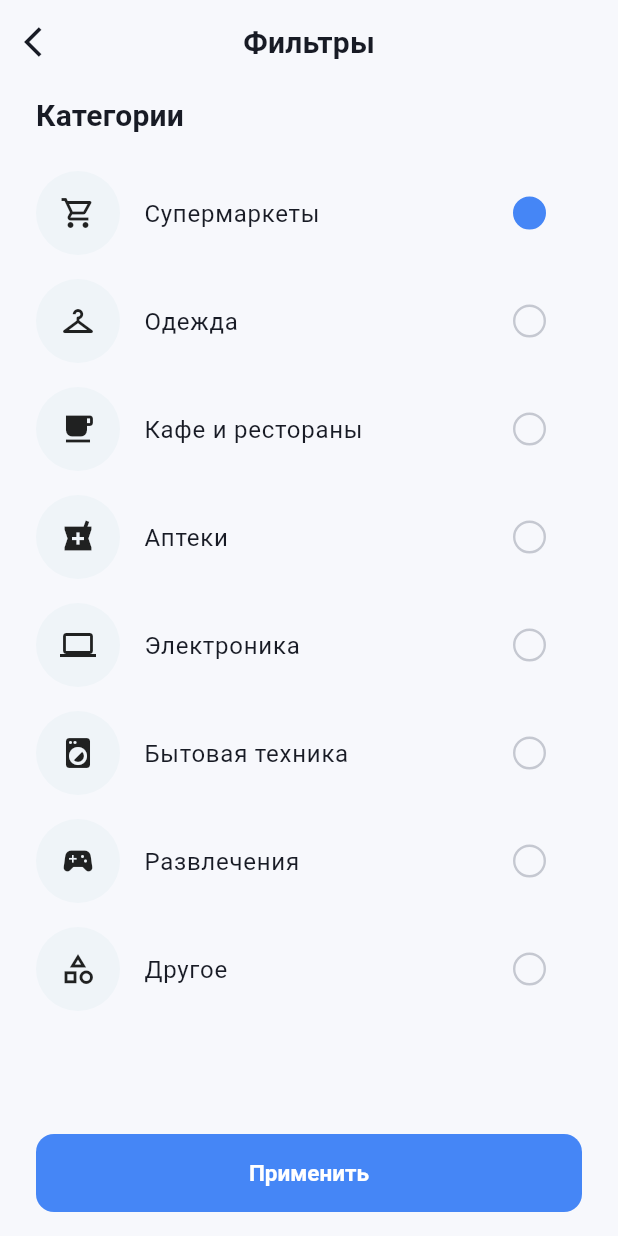
After one commit to FelixBGS/discount_card_app, a Flutter app: the CategoryFilterScreen screen opened directly, on a phone screen of 412 x 824 dp. The commit adds this screen. Run offline on Flutter 3.47's test engine with Material 3 defaults, Android fonts, the phone set to English and light mode, and no system bars; our stand-ins replace barcode_widget, drift, drift_flutter, flutter_bloc, flutter_svg, freezed_annotation and 5 more; missing offline and left inert: sqlite3; accounts and stored records are empty; generated files the repository leaves out were written again.

Commit message:
Added CategoryFilterScreen

```diff
--- a/lib/l10n/app_localizations.dart
+++ b/lib/l10n/app_localizations.dart
@@ -309,6 +309,24 @@ abstract class AppLocalizations {
   /// In ru, this message translates to:
   /// **'Изменить иконку'**
   String get editIconTitle;
+
+  /// Заголовок экрана фильтрации по категориям
+  ///
+  /// In ru, this message translates to:
+  /// **'Фильтры'**
+  String get filtersTitle;
+
+  /// Заголовок списка категорий на экране фильтров
+  ///
+  /// In ru, this message translates to:
+  /// **'Категории'**
+  String get categoriesTitle;
+
+  /// Кнопка применения выбранной категории
+  ///
+  /// In ru, this message translates to:
+  /// **'Применить'**
+  String get apply;
 }
 
 class _AppLocalizationsDelegate
--- a/lib/l10n/app_localizations_ru.dart
+++ b/lib/l10n/app_localizations_ru.dart
@@ -117,4 +117,13 @@ class AppLocalizationsRu extends AppLocalizations {
 
   @override
   String get editIconTitle => 'Изменить иконку';
+
+  @override
+  String get filtersTitle => 'Фильтры';
+
+  @override
+  String get categoriesTitle => 'Категории';
+
+  @override
+  String get apply => 'Применить';
 }
--- a/lib/l10n/app_ru.arb
+++ b/lib/l10n/app_ru.arb
@@ -121,5 +121,20 @@
 
   "popularLogos": "Популярные логотипы",
 
-  "editIconTitle": "Изменить иконку"
+  "editIconTitle": "Изменить иконку",
+
+  "filtersTitle": "Фильтры",
+  "@filtersTitle": {
+    "description": "Заголовок экрана фильтрации по категориям"
+  },
+
+  "categoriesTitle": "Категории",
+  "@categoriesTitle": {
+    "description": "Заголовок списка категорий на экране фильтров"
+  },
+
+  "apply": "Применить",
+  "@apply": {
+    "description": "Кнопка применения выбранной категории"
+  }
 }
--- /dev/null
+++ b/lib/ui/editor/widgets/category_filter_screen.dart
@@ -0,0 +1,191 @@
+import 'package:discount_card_app/domain/models/card_category_type.dart';
+import 'package:discount_card_app/l10n/l10n.dart';
+import 'package:discount_card_app/ui/models/card_category_ui.dart';
+import 'package:discount_card_app/ui/shared/themes/app_dimensions.dart';
+import 'package:discount_card_app/ui/shared/ui/app_button.dart';
+import 'package:discount_card_app/ui/shared/ui/contrast_icon.dart';
+import 'package:flutter/material.dart';
+import 'package:flutter/widget_previews.dart';
+
+import '../../util/utils.dart';
+
+class CategoryFilterScreen extends StatefulWidget {
+  const CategoryFilterScreen({super.key, required this.selectedCategory});
+
+  final CardCategoryType selectedCategory;
+
+  static Future<CardCategoryType?> show(
+    BuildContext context, {
+    required CardCategoryType selectedCategory,
+  }) {
+    return Navigator.of(context, rootNavigator: true).push<CardCategoryType>(
+      MaterialPageRoute(
+        builder: (context) =>
+            CategoryFilterScreen(selectedCategory: selectedCategory),
+      ),
+    );
+  }
+
+  @override
+  State<CategoryFilterScreen> createState() => _CategoryFilterScreenState();
+}
+
+class _CategoryFilterScreenState extends State<CategoryFilterScreen> {
+  late CardCategoryType _selected;
+
+  @override
+  void initState() {
+    super.initState();
+    _selected = widget.selectedCategory;
+  }
+
+  void _apply() {
+    Navigator.of(context).pop(_selected);
+  }
+
+  @override
+  Widget build(BuildContext context) {
+    final theme = Theme.of(context);
+    final colorScheme = theme.colorScheme;
+    final textTheme = theme.textTheme;
+
+    return Scaffold(
+      appBar: AppBar(
+        title: Text(context.l10n.filtersTitle, style: textTheme.titleMedium),
+        centerTitle: true,
+        titleSpacing: AppSpacing.lg,
+        automaticallyImplyLeading: false,
+        leading: IconButton(
+          onPressed: () => Navigator.of(context).maybePop(),
+          icon: const Icon(Icons.arrow_back_ios, size: AppSizes.iconSmall),
+        ),
+      ),
+      body: SafeArea(
+        top: false,
+        child: Padding(
+          padding: const EdgeInsets.fromLTRB(
+            AppSpacing.lg,
+            AppSpacing.sm,
+            AppSpacing.lg,
+            AppSpacing.md,
+          ),
+          child: Column(
+            crossAxisAlignment: CrossAxisAlignment.stretch,
+            children: [
+              Text(context.l10n.categoriesTitle, style: textTheme.titleMedium),
+              const SizedBox(height: AppSpacing.md),
+              Expanded(
+                child: ListView.builder(
+                  padding: EdgeInsets.zero,
+                  itemCount: CardCategoryType.values.length,
+                  itemBuilder: (context, index) {
+                    final category = CardCategoryType.values[index];
+                    return _CategoryFilterTile(
+                      category: category,
+                      selected: _selected == category,
+                      onTap: () => setState(() => _selected = category),
+                    );
+                  },
+                ),
+              ),
+              const SizedBox(height: AppSpacing.md),
+              AppButton(
+                onPressed: _apply,
+                text: context.l10n.apply,
+                backgroundColor: colorScheme.primary,
+                textColor: colorScheme.onPrimary,
+              ),
+            ],
+          ),
+        ),
+      ),
+    );
+  }
+}
+
+class _CategoryFilterTile extends StatelessWidget {
+  const _CategoryFilterTile({
+    required this.category,
+    required this.selected,
+    required this.onTap,
+  });
+
+  final CardCategoryType category;
+  final bool selected;
+  final VoidCallback onTap;
+
+  @override
+  Widget build(BuildContext context) {
+    final textTheme = Theme.of(context).textTheme;
+
+    return Semantics(
+      inMutuallyExclusiveGroup: true,
+      checked: selected,
+      child: Material(
+        color: Colors.transparent,
+        child: InkWell(
+          onTap: onTap,
+          borderRadius: BorderRadius.circular(AppSizes.radiusMedium),
+          child: Padding(
+            padding: const EdgeInsets.fromLTRB(
+              0,
+              AppSpacing.sm,
+              AppSpacing.lg,
+              AppSpacing.sm,
+            ),
+            child: Row(
+              children: [
+                ContrastIcon.icon(category.icon, size: AppSizes.iconSmall),
+                const SizedBox(width: AppSpacing.md),
+                Expanded(
+                  child: Text(
+                    category.label(context.l10n),
+                    style: textTheme.bodyLarge,
+                  ),
+                ),
+                const SizedBox(width: AppSpacing.md),
+                _SelectionMark(selected: selected),
+              ],
+            ),
+          ),
+        ),
+      ),
+    );
+  }
+}
+
+class _SelectionMark extends StatelessWidget {
+  const _SelectionMark({required this.selected});
+
+  final bool selected;
+
+  @override
+  Widget build(BuildContext context) {
+    final colorScheme = Theme.of(context).colorScheme;
+    final color = selected
+        ? colorScheme.primary
+        : colorScheme.onSecondary.withValues(alpha: 0.4);
+
+    return Container(
+      width: 22,
+      height: 22,
+      decoration: BoxDecoration(
+        shape: BoxShape.circle,
+        color: selected ? colorScheme.primary : Colors.transparent,
+        border: Border.all(color: color, width: 1.6),
+      ),
+    );
+  }
+}
+
+@Preview(
+  name: "Category Filter Screen",
+  group: "Editor Screen",
+  theme: appPreviewTheme,
+  localizations: appPreviewLocalizations,
+)
+Widget categoryFilterScreenPreview() => const SizedBox(
+  width: 400,
+  height: 800,
+  child: CategoryFilterScreen(selectedCategory: CardCategoryType.supermarket),
+);
--- a/lib/ui/editor/widgets/editor_screen.dart
+++ b/lib/ui/editor/widgets/editor_screen.dart
@@ -4,6 +4,7 @@ import 'package:discount_card_app/domain/models/logo_source.dart';
 import 'package:discount_card_app/ui/editor/widgets/barcode_edit_bottom_sheet.dart';
 import 'package:discount_card_app/ui/editor/widgets/barcode_panel.dart';
 import 'package:discount_card_app/ui/editor/widgets/category_and_color_panel.dart';
+import 'package:discount_card_app/ui/editor/widgets/category_filter_screen.dart';
 import 'package:discount_card_app/ui/editor/widgets/editor_app_bar.dart';
 import 'package:discount_card_app/ui/editor/widgets/icon_and_name_panel.dart';
 import 'package:discount_card_app/ui/editor/widgets/icon_edit_bottom_sheet.dart';
@@ -37,6 +38,7 @@ class _EditorScreenState extends State<EditorScreen> {
 
   TextEditingController? _internalDescriptionController;
   LogoSource _logo = const LogoSource.empty();
+  CardCategoryType _selectedCategory = CardCategoryType.unknown;
   String _barcode = '4601234567893';
   BarcodeFormat _barcodeFormat = BarcodeFormat.qrCode;
 
@@ -68,6 +70,15 @@ class _EditorScreenState extends State<EditorScreen> {
     );
     if (!mounted || logo == null) return;
     setState(() => _logo = logo);
+  }
+
+  Future<void> _editCategory() async {
+    final result = await CategoryFilterScreen.show(
+      context,
+      selectedCategory: _selectedCategory,
+    );
+    if (!mounted || result == null) return;
+    setState(() => _selectedCategory = result);
   }
 
   Future<void> _editBarcode() async {
@@ -108,8 +119,10 @@ class _EditorScreenState extends State<EditorScreen> {
                     ),
                     const SizedBox(height: AppSpacing.sm),
                     CategoryAndColorPanel(
-                      selectedCategoryType: CardCategoryType.unknown,
-                      onCategoryTypeChanged: () {},
+                      selectedCategoryType: _selectedCategory,
+                      onCategoryTypeChanged: () {
+                        _editCategory();
+                      },
                       onColorChanged: () {},
                     ),
                     const SizedBox(height: AppSpacing.sm),
```
Also changed, not shown: lib/ui/models/card_category_ui.dart (indentation only).
